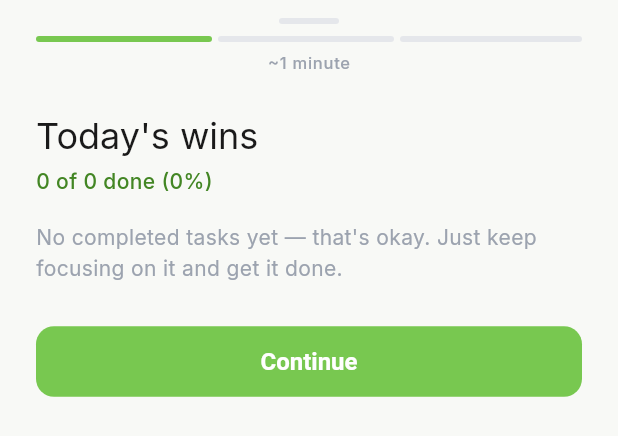
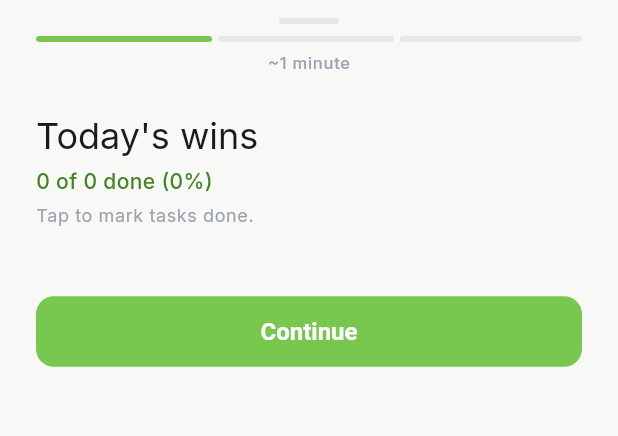
Before and after one commit to allwii/kinwii-app, a Flutter app: the _DailyReflectionWizard widget shown alone on an empty page, opened directly with empty values, on a phone screen of 412 x 824 dp. Shown: the top 436 px of the screen. Run offline on Flutter 3.47's test engine with Material 3 defaults, Android fonts, the phone set to English and light mode, and no system bars; our stand-ins replace dio, flutter_local_notifications, flutter_riverpod, flutter_secure_storage, go_router, google_fonts and 2 more; accounts and stored records are empty; network calls fail.

Commit message:
Ad task checkmarks in daily reflection

```diff
--- a/mobile/lib/features/today/presentation/screens/today_screen.dart
+++ b/mobile/lib/features/today/presentation/screens/today_screen.dart
@@ -1644,29 +1644,64 @@ class _TaskDetailSheetState extends State<_TaskDetailSheet> {
 // Daily reflection entry card → opens wizard
 // ---------------------------------------------------------------------------
 
-class _DailyReflectionCard extends StatelessWidget {
+class _DailyReflectionCard extends StatefulWidget {
   const _DailyReflectionCard({required this.tasks});
 
   final List<Task> tasks;
 
   @override
-  Widget build(BuildContext context) {
-    final completed = tasks.where((t) => t.completed).length;
-    final total = tasks.length;
-
-    return KinwiiCard(
-      onTap: () {
-        showModalBottomSheet(
+  State<_DailyReflectionCard> createState() => _DailyReflectionCardState();
+}
+
+class _DailyReflectionCardState extends State<_DailyReflectionCard> {
+  bool _completed = false;
+
+  Future<void> _openWizard() async {
+    await showModalBottomSheet(
       context: context,
+      useRootNavigator: true,
       isScrollControlled: true,
       useSafeArea: true,
       backgroundColor: Colors.white,
       shape: const RoundedRectangleBorder(
         borderRadius: BorderRadius.vertical(top: Radius.circular(24)),
       ),
-          builder: (_) => _DailyReflectionWizard(tasks: tasks),
-        );
-      },
+      builder: (_) => _DailyReflectionWizard(tasks: widget.tasks),
+    );
+    // Wizard was dismissed — mark as complete
+    if (mounted) setState(() => _completed = true);
+  }
+
+  @override
+  Widget build(BuildContext context) {
+    if (_completed) {
+      return KinwiiCard(
+        onTap: _openWizard,
+        child: Row(
+          children: [
+            const Icon(Icons.check_circle,
+                size: 20, color: AppColors.kiwi500),
+            const SizedBox(width: 10),
+            Expanded(
+              child: Text(
+                'Daily reflection complete',
+                style: Theme.of(context).textTheme.bodyMedium?.copyWith(
+                      color: AppColors.content,
+                    ),
+              ),
+            ),
+            const Icon(Icons.chevron_right,
+                size: 20, color: AppColors.contentTertiary),
+          ],
+        ),
+      );
+    }
+
+    final done = widget.tasks.where((t) => t.completed).length;
+    final total = widget.tasks.length;
+
+    return KinwiiCard(
+      onTap: _openWizard,
       color: AppColors.kiwi50,
       child: Row(
         children: [
@@ -1685,7 +1720,7 @@ class _DailyReflectionCard extends StatelessWidget {
                       ),
                 ),
                 Text(
-                  '$completed of $total tasks completed',
+                  '$done of $total tasks completed',
                   style: Theme.of(context).textTheme.bodySmall?.copyWith(
                         color: AppColors.contentSecondary,
                       ),
@@ -1721,18 +1756,36 @@ class _DailyReflectionWizardState
   final _tomorrowCtrl = TextEditingController();
   int _currentStep = 0;
 
+  // Mutable copy of tasks so we can toggle completion inside the wizard
+  late List<Task> _tasks;
+
   // Track which incomplete tasks to carry forward
-  late final Set<String> _carryIds;
-
-  List<Task> get _completed =>
-      widget.tasks.where((t) => t.completed).toList();
-  List<Task> get _incomplete =>
-      widget.tasks.where((t) => !t.completed).toList();
+  late Set<String> _carryIds;
+
+  List<Task> get _incomplete => _tasks.where((t) => !t.completed).toList();
 
   @override
   void initState() {
     super.initState();
+    _tasks = List<Task>.from(widget.tasks);
     _carryIds = _incomplete.map((t) => t.id).toSet();
+  }
+
+  void _toggleTask(String taskId) {
+    setState(() {
+      final idx = _tasks.indexWhere((t) => t.id == taskId);
+      if (idx != -1) {
+        _tasks[idx] = _tasks[idx].copyWith(completed: !_tasks[idx].completed);
+        // Update carry set: remove from carry if now completed
+        if (_tasks[idx].completed) {
+          _carryIds.remove(taskId);
+        } else {
+          _carryIds.add(taskId);
+        }
+      }
+    });
+    // Also toggle on backend
+    ref.read(_todayTasksProvider.notifier).toggleComplete(taskId);
   }
 
   @override
@@ -1836,10 +1889,10 @@ class _DailyReflectionWizardState
               controller: _pageController,
               physics: const NeverScrollableScrollPhysics(),
               children: [
-                // Step 1: Wins
+                // Step 1: Wins (with tappable checkmarks)
                 _DailyWinsStep(
-                  completed: _completed,
-                  totalTasks: widget.tasks.length,
+                  tasks: _tasks,
+                  onToggle: _toggleTask,
                   onNext: () => _goToStep(1),
                 ),
 
@@ -1903,18 +1956,20 @@ class _StepBar extends StatelessWidget {
 // Daily Step 1: Celebrate wins
 class _DailyWinsStep extends StatelessWidget {
   const _DailyWinsStep({
-    required this.completed,
-    required this.totalTasks,
+    required this.tasks,
+    required this.onToggle,
     required this.onNext,
   });
 
-  final List<Task> completed;
-  final int totalTasks;
+  final List<Task> tasks;
+  final void Function(String taskId) onToggle;
   final VoidCallback onNext;
 
   @override
   Widget build(BuildContext context) {
-    final pct = totalTasks > 0 ? (completed.length / totalTasks * 100).round() : 0;
+    final done = tasks.where((t) => t.completed).length;
+    final total = tasks.length;
+    final pct = total > 0 ? (done / total * 100).round() : 0;
 
     return SingleChildScrollView(
       padding: const EdgeInsets.fromLTRB(24, 20, 24, 24),
@@ -1929,37 +1984,67 @@ class _DailyWinsStep extends StatelessWidget {
           ),
           const SizedBox(height: 4),
           Text(
-            '${completed.length} of $totalTasks done ($pct%)',
+            '$done of $total done ($pct%)',
             style: Theme.of(context).textTheme.bodyMedium?.copyWith(
                   color: AppColors.kiwi600,
                   fontWeight: FontWeight.w500,
                 ),
           ),
+          const SizedBox(height: 4),
+          Text(
+            'Tap to mark tasks done.',
+            style: Theme.of(context).textTheme.bodySmall?.copyWith(
+                  color: AppColors.contentTertiary,
+                ),
+          ),
           const SizedBox(height: 16),
 
-          if (completed.isEmpty)
-            Text(
-              'No completed tasks yet — that\'s okay. Just keep focusing on it and get it done.',
-              style: Theme.of(context).textTheme.bodyMedium?.copyWith(
-                    color: AppColors.contentTertiary,
-                  ),
-            )
-          else
-            ...completed.map((t) => Padding(
+          ...tasks.map((t) => Padding(
                 padding: const EdgeInsets.only(bottom: 8),
+                child: GestureDetector(
+                  onTap: () => onToggle(t.id),
                   child: Row(
                     children: [
-                      const Icon(Icons.check_circle,
-                          size: 20, color: AppColors.kiwi500),
+                      AnimatedContainer(
+                        duration: const Duration(milliseconds: 200),
+                        width: 22,
+                        height: 22,
+                        decoration: BoxDecoration(
+                          borderRadius: BorderRadius.circular(6),
+                          color: t.completed
+                              ? AppColors.kiwi400
+                              : Colors.white,
+                          border: Border.all(
+                            color: t.completed
+                                ? AppColors.kiwi400
+                                : AppColors.borderSubtle,
+                            width: 2,
+                          ),
+                        ),
+                        child: t.completed
+                            ? const Icon(Icons.check,
+                                size: 14, color: Colors.white)
+                            : null,
+                      ),
                       const SizedBox(width: 10),
                       Expanded(
-                        child: Text(t.title,
+                        child: Text(
+                          t.title,
                           style: Theme.of(context)
                               .textTheme
                               .bodyMedium
-                                ?.copyWith(color: AppColors.content)),
-                      ),
-                    ],
+                              ?.copyWith(
+                                color: t.completed
+                                    ? AppColors.contentTertiary
+                                    : AppColors.content,
+                                decoration: t.completed
+                                    ? TextDecoration.lineThrough
+                                    : null,
+                              ),
+                        ),
+                      ),
+                    ],
+                  ),
                 ),
               )),
 
```
Lines whose indentation alone changed are shown as unchanged.
